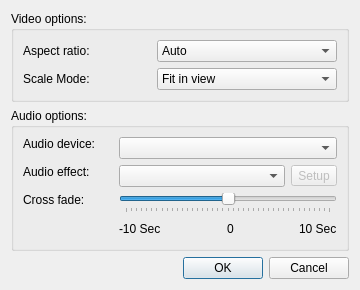
The window that trunk/mediasettings.ui (c3c/quazaa) describes before a commit, drawn with Qt 5.
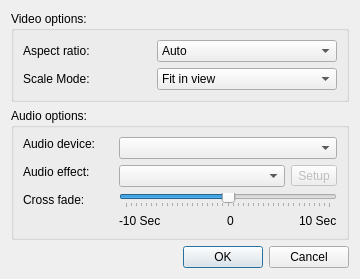
The same window after the commit. Icons and pictures are not drawn.

The edit to the form file:
```diff
--- a/trunk/mediasettings.ui
+++ b/trunk/mediasettings.ui
@@ -10,6 +10,18 @@
     <height>279</height>
    </rect>
   </property>
+  <property name="minimumSize">
+   <size>
+    <width>360</width>
+    <height>279</height>
+   </size>
+  </property>
+  <property name="maximumSize">
+   <size>
+    <width>360</width>
+    <height>279</height>
+   </size>
+  </property>
   <property name="windowTitle">
    <string>Media Settings</string>
   </property>
@@ -17,6 +29,9 @@
    <iconset>
     <normaloff>:/Resource/Media/Media.png</normaloff>:/Resource/Media/Media.png</iconset>
   </property>
+  <property name="autoFillBackground">
+   <bool>true</bool>
+  </property>
   <layout class="QVBoxLayout" name="verticalLayout_2">
    <item>
     <widget class="QGroupBox" name="groupBox">
```
Left out of the diff: 6 changed lines with no effect on the pictures.
